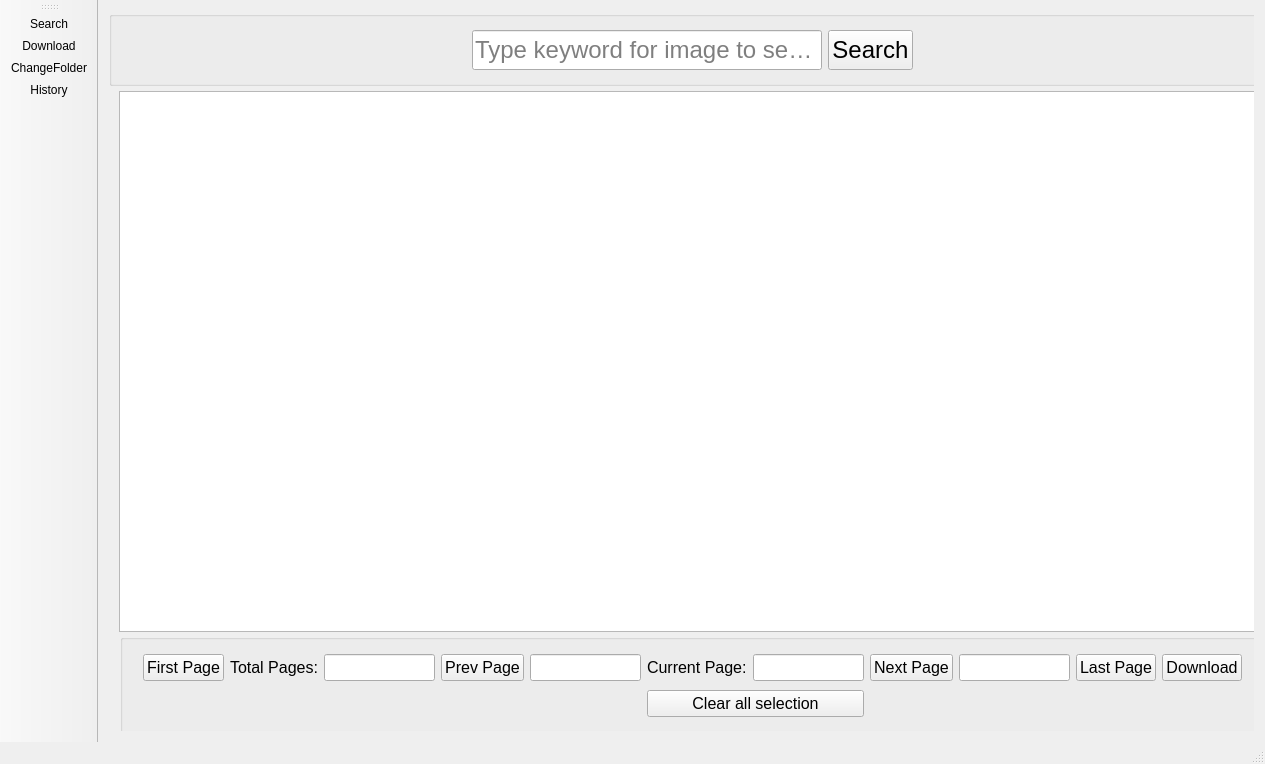
Above: ImageDownloaderApp/ui/pexelsmainwindow.ui from kzlk/ImageDownloader before the change. Below: the same form after it.
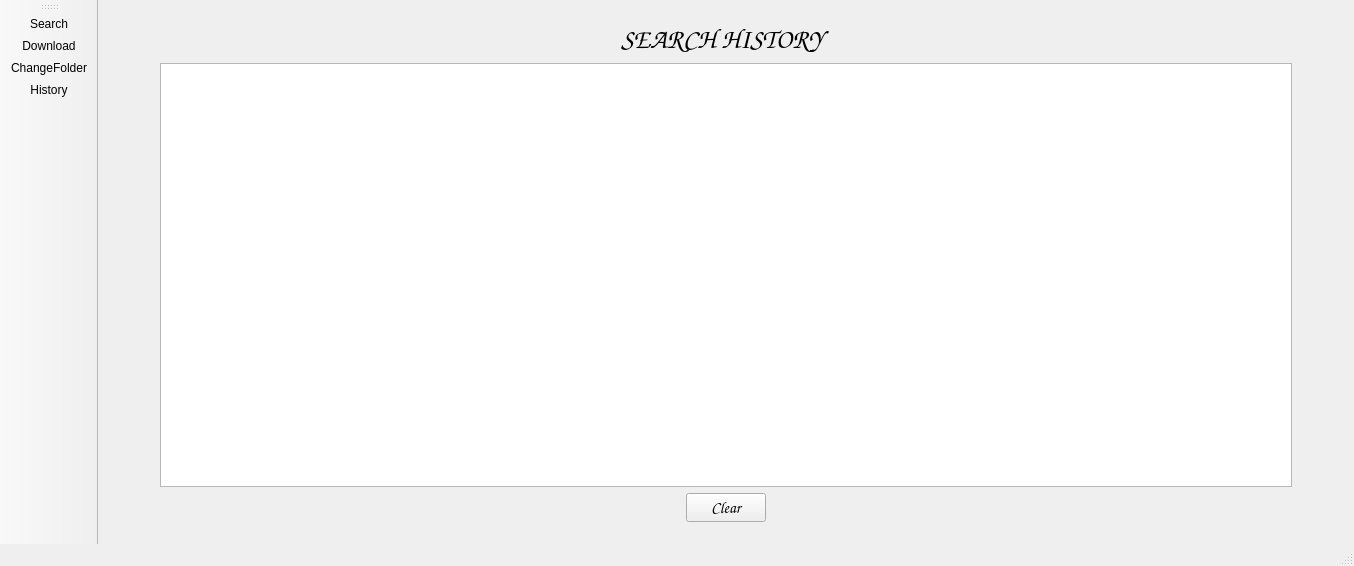
That is the form after the change. Icons and pictures are not drawn.

Commit message: Add image caching and view history search

Diff of the .ui file:
```diff
--- a/ImageDownloaderApp/ui/pexelsmainwindow.ui
+++ b/ImageDownloaderApp/ui/pexelsmainwindow.ui
@@ -6,8 +6,8 @@
    <rect>
     <x>0</x>
     <y>0</y>
-    <width>1265</width>
-    <height>764</height>
+    <width>1354</width>
+    <height>566</height>
    </rect>
   </property>
   <property name="windowTitle">
@@ -15,13 +15,13 @@
   </property>
   <widget class="QWidget" name="centralWidget">
    <layout class="QGridLayout" name="gridLayout">
-    <item row="0" column="0">
+    <item row="1" column="0">
      <widget class="QStackedWidget" name="stackedWidget">
       <property name="enabled">
        <bool>true</bool>
       </property>
       <property name="currentIndex">
-       <number>0</number>
+       <number>2</number>
       </property>
       <widget class="QWidget" name="page_3">
        <widget class="QListWidget" name="listWidget">
@@ -79,6 +79,11 @@
           <height>101</height>
          </rect>
         </property>
+        <property name="font">
+         <font>
+          <family>Comic Sans MS</family>
+         </font>
+        </property>
         <property name="title">
          <string/>
         </property>
@@ -93,6 +98,7 @@
            </property>
            <property name="font">
             <font>
+             <family>Comic Sans MS</family>
              <pointsize>12</pointsize>
             </font>
            </property>
@@ -105,6 +111,7 @@
           <widget class="QLineEdit" name="edtNextPage">
            <property name="font">
             <font>
+             <family>Comic Sans MS</family>
              <pointsize>12</pointsize>
             </font>
            </property>
@@ -117,6 +124,7 @@
           <widget class="QPushButton" name="btnPreviousPage">
            <property name="font">
             <font>
+             <family>Comic Sans MS</family>
              <pointsize>12</pointsize>
             </font>
            </property>
@@ -142,6 +150,7 @@
           <widget class="QPushButton" name="btnFirstPage">
            <property name="font">
             <font>
+             <family>Comic Sans MS</family>
              <pointsize>12</pointsize>
             </font>
            </property>
@@ -154,6 +163,7 @@
           <widget class="QLabel" name="lblCurrentPage">
            <property name="font">
             <font>
+             <family>Comic Sans MS</family>
              <pointsize>12</pointsize>
             </font>
            </property>
@@ -179,6 +189,7 @@
           <widget class="QLineEdit" name="edtPreviousPage">
            <property name="font">
             <font>
+             <family>Comic Sans MS</family>
              <pointsize>12</pointsize>
             </font>
            </property>
@@ -191,6 +202,7 @@
           <widget class="QLabel" name="lblTotalPages">
            <property name="font">
             <font>
+             <family>Comic Sans MS</family>
              <pointsize>12</pointsize>
             </font>
            </property>
@@ -203,6 +215,7 @@
           <widget class="QLineEdit" name="edtTotalPages">
            <property name="font">
             <font>
+             <family>Comic Sans MS</family>
              <pointsize>12</pointsize>
             </font>
            </property>
@@ -215,6 +228,7 @@
           <widget class="QPushButton" name="pushButton_download">
            <property name="font">
             <font>
+             <family>Comic Sans MS</family>
              <pointsize>12</pointsize>
             </font>
            </property>
@@ -227,6 +241,7 @@
           <widget class="QPushButton" name="btnLastPage">
            <property name="font">
             <font>
+             <family>Comic Sans MS</family>
              <pointsize>12</pointsize>
             </font>
            </property>
@@ -239,6 +254,7 @@
           <widget class="QPushButton" name="btnNextPage">
            <property name="font">
             <font>
+             <family>Comic Sans MS</family>
              <pointsize>12</pointsize>
             </font>
            </property>
@@ -263,6 +279,7 @@
            </property>
            <property name="font">
             <font>
+             <family>Comic Sans MS</family>
              <pointsize>12</pointsize>
             </font>
            </property>
@@ -314,6 +331,7 @@
              </property>
              <property name="font">
               <font>
+               <family>Comic Sans MS</family>
                <pointsize>18</pointsize>
               </font>
              </property>
@@ -332,6 +350,7 @@
              </property>
              <property name="font">
               <font>
+               <family>Comic Sans MS</family>
                <pointsize>18</pointsize>
               </font>
              </property>
@@ -468,6 +487,78 @@
         </item>
        </layout>
       </widget>
+      <widget class="QWidget" name="page">
+       <layout class="QGridLayout" name="gridLayout_4">
+        <item row="1" column="2">
+         <spacer name="horizontalSpacer_8">
+          <property name="orientation">
+           <enum>Qt::Horizontal</enum>
+          </property>
+          <property name="sizeType">
+           <enum>QSizePolicy::Preferred</enum>
+          </property>
+          <property name="sizeHint" stdset="0">
+           <size>
+            <width>40</width>
+            <height>20</height>
+           </size>
+          </property>
+         </spacer>
+        </item>
+        <item row="0" column="1" alignment="Qt::AlignHCenter">
+         <widget class="QLabel" name="label_2">
+          <property name="font">
+           <font>
+            <family>Comic Sans MS</family>
+            <pointsize>20</pointsize>
+           </font>
+          </property>
+          <property name="text">
+           <string>SEARCH HISTORY</string>
+          </property>
+         </widget>
+        </item>
+        <item row="1" column="0">
+         <spacer name="horizontalSpacer_7">
+          <property name="orientation">
+           <enum>Qt::Horizontal</enum>
+          </property>
+          <property name="sizeType">
+           <enum>QSizePolicy::Minimum</enum>
+          </property>
+          <property name="sizeHint" stdset="0">
+           <size>
+            <width>40</width>
+            <height>20</height>
+           </size>
+          </property>
+         </spacer>
+        </item>
+        <item row="1" column="1">
+         <widget class="QListWidget" name="listWidget_history">
+          <property name="selectionMode">
+           <enum>QAbstractItemView::MultiSelection</enum>
+          </property>
+          <property name="viewMode">
+           <enum>QListView::ListMode</enum>
+          </property>
+         </widget>
+        </item>
+        <item row="2" column="1" alignment="Qt::AlignHCenter">
+         <widget class="QPushButton" name="clearch_history">
+          <property name="font">
+           <font>
+            <family>Comic Sans MS</family>
+            <pointsize>12</pointsize>
+           </font>
+          </property>
+          <property name="text">
+           <string>Clear</string>
+          </property>
+         </widget>
+        </item>
+       </layout>
+      </widget>
       <widget class="QWidget" name="downloadingPage">
        <layout class="QGridLayout" name="gridLayout_2">
         <item row="0" column="0">
```
Left out of the diff: 20 changed lines with no effect on the pictures. The commit also changes 17 other files.
